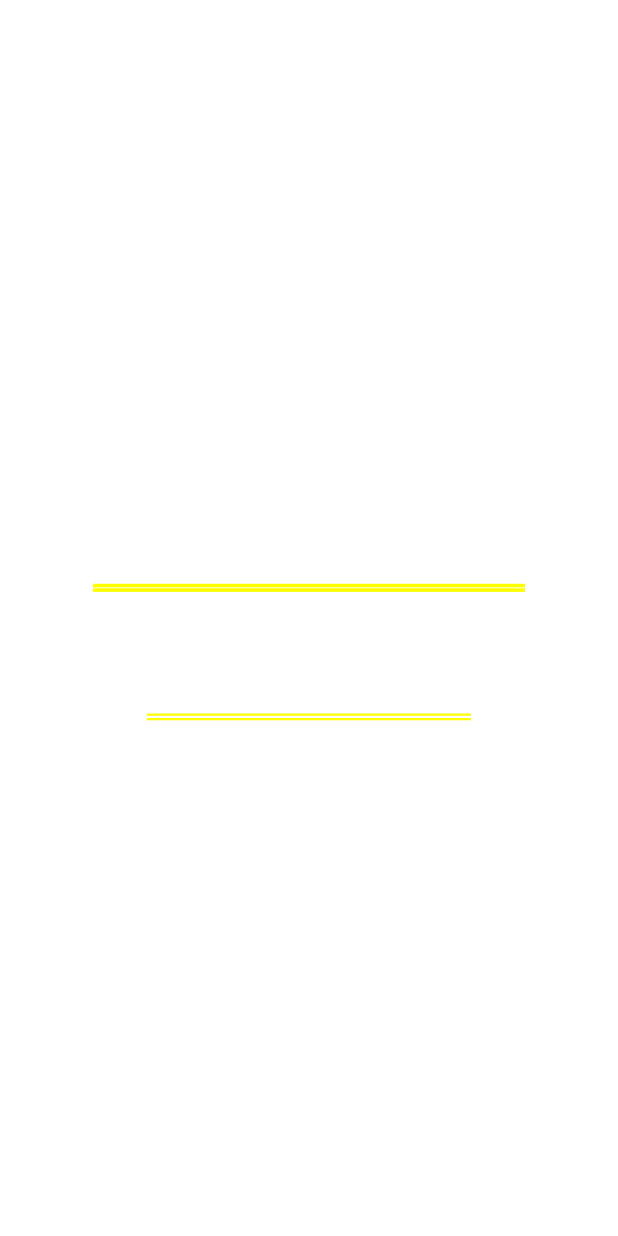
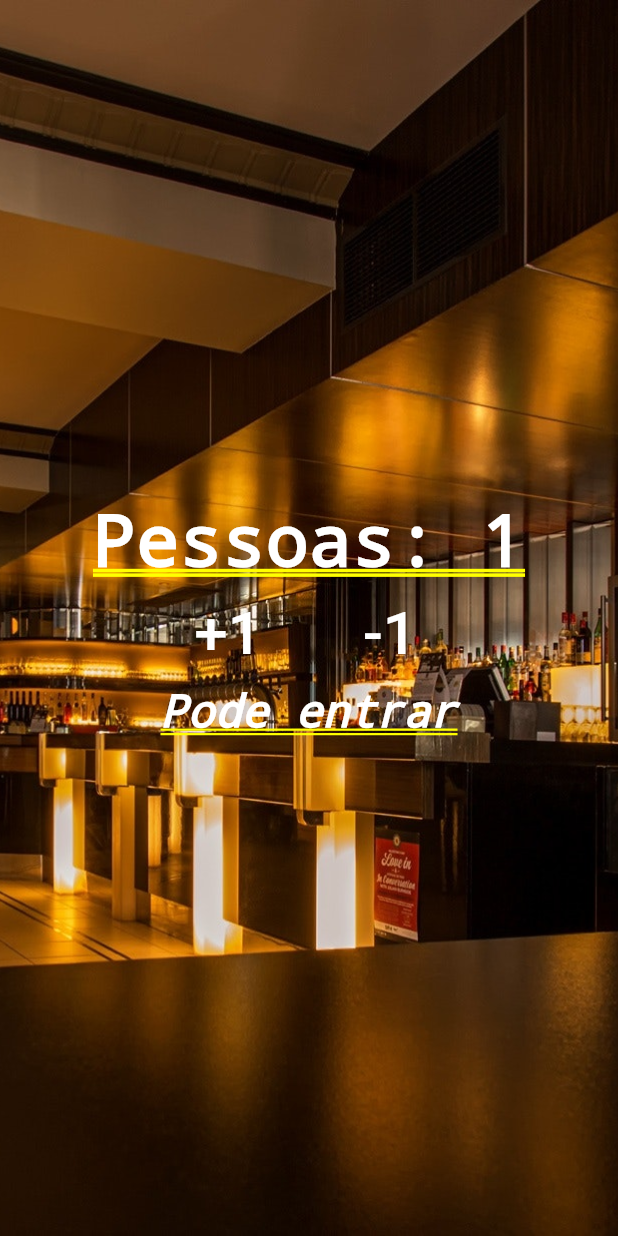
Before and after one commit to andersonAncilon/flutter_people_counter, a Flutter app: the screen it shows after launch, after a tap on "+1", on a phone screen of 412 x 824 dp. Run offline on Flutter 3.47's test engine with Material 2 defaults, Android fonts, the phone set to English and light mode, and no system bars.

Commit message:
Final commit.

```diff
--- a/lib/main.dart
+++ b/lib/main.dart
@@ -1,3 +1,4 @@
+import 'package:flutter/cupertino.dart';
 import 'package:flutter/material.dart';
 
 void main() {
@@ -5,36 +6,83 @@ void main() {
   runApp(MaterialApp(
       //alguns parametros opcionais
       title: "Contador de pessoas",
-      home: Column(
+      home: Home()));
+}
+
+class Home extends StatefulWidget {
+  @override
+  _HomeState createState() => _HomeState();
+}
+
+class _HomeState extends State<Home> {
+
+  int _people = 0;
+  String _infoText = "Pode entrar";
+
+  void _changePeople(int delta) {
+    setState(() {
+      _people += delta;
+
+      if(_people < 0) {
+        _infoText = "Mundo invertido";
+      }
+      else if (_people <= 10) {
+        _infoText = "Pode entrar";
+      }
+      else {
+        _infoText = "Lotado!!";
+      }
+    });
+  }
+
+  @override
+  Widget build(BuildContext context) {
+    return Stack(
+      children: <Widget>[
+        Image.asset("images/restaurant.jpg", fit: BoxFit.cover, height: 1000.0,),
+        Column(
           mainAxisAlignment: MainAxisAlignment.center,
           children: <Widget>[
-          Text("Pessoas: 0",
+            Text("Pessoas: $_people",
                 style:
                 TextStyle(color: Colors.white, fontWeight: FontWeight.bold)),
             Row(
               mainAxisAlignment: MainAxisAlignment.center,
               children: <Widget>[
-              FlatButton(
+                Padding(
+                  padding: EdgeInsets.all(10.0),
+                  child: FlatButton(
                     child: Text(
                       "+1",
                       style: TextStyle(fontSize: 40.0, color: Colors.white),
                     ),
-                onPressed: () {},
+                    onPressed: () {
+                      _changePeople(1);
+                    },
                   ),
-              FlatButton(
+                ),
+                Padding(
+                  padding: EdgeInsets.all(10.0),
+                  child: FlatButton(
                     child: Text(
                       "-1",
                       style: TextStyle(fontSize: 40.0, color: Colors.white),
                     ),
-                onPressed: () {},
+                    onPressed: () {
+                      _changePeople(-1);
+                    },
                   ),
+                )
               ],
             ),
-          Text("Pode entrar!",
+            Text(_infoText,
                 style: TextStyle(
                     color: Colors.white,
                     fontStyle: FontStyle.italic,
                     fontSize: 30.0))
           ],
-      )));
+        )
+      ],
+    );
   }
+}
--- a/pubspec.yaml
+++ b/pubspec.yaml
@@ -44,6 +44,8 @@ flutter:
   # assets:
   #  - images/a_dot_burr.jpeg
   #  - images/a_dot_ham.jpeg
+  assets:
+    - images/restaurant.jpg
 
   # An image asset can refer to one or more resolution-specific "variants", see
   # https://flutter.dev/assets-and-images/#resolution-aware.
```
Also changed, not shown: images/restaurant.jpg (added). Lines whose indentation alone changed are shown as unchanged.
